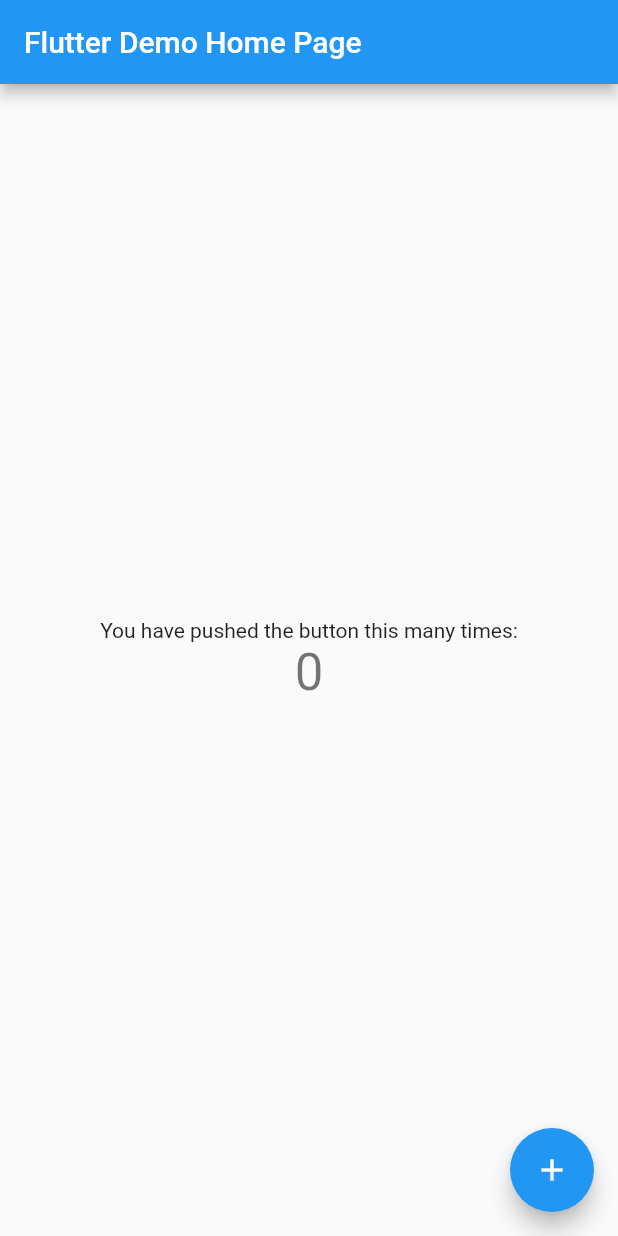
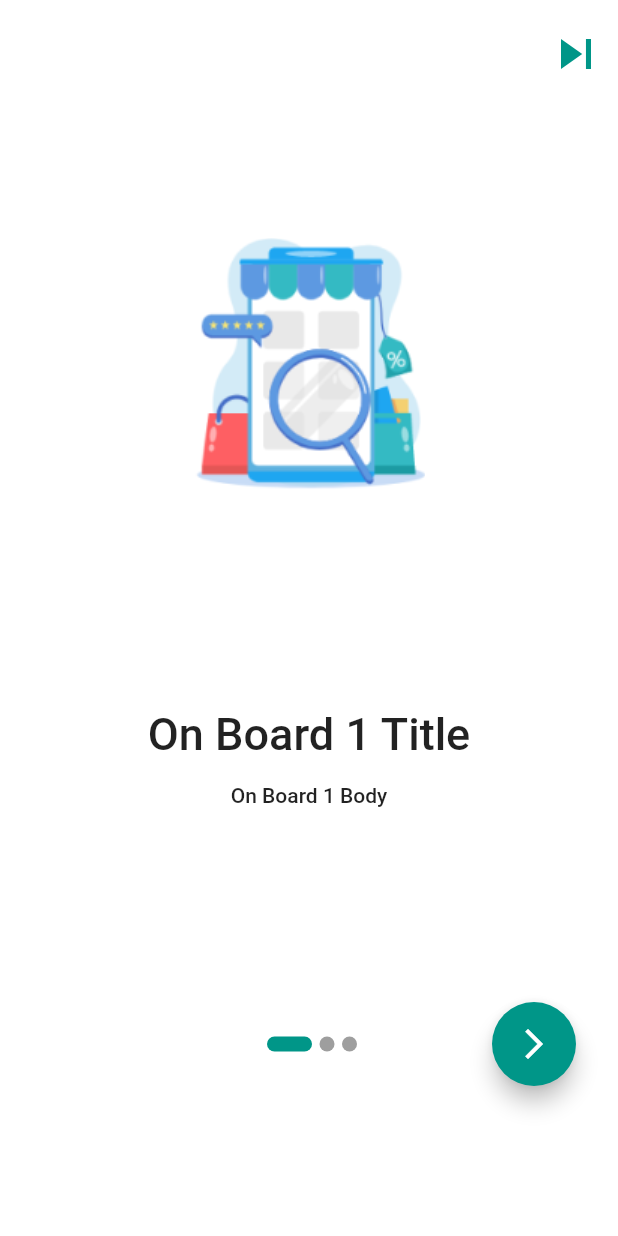
Before and after one commit to Hussein2077/Shop-App, a Flutter app: the screen it shows after launch, on a phone screen of 412 x 824 dp. Run offline on Flutter 3.47's test engine with Material 2 defaults, Android fonts, the phone set to English and light mode, and no system bars; drawn by our look-alikes of smooth_page_indicator.

Commit message:
Finish On Boarding Screen

```diff
--- /dev/null
+++ b/lib/constant/app_routes.dart
@@ -0,0 +1,6 @@
+import 'package:shop_app/view/onboarding_screen.dart';
+
+class AppRoutes{
+  static const loginPage='/login';
+static const onBoarding='/onBoarding';
+}
--- /dev/null
+++ b/lib/constant/colors.dart
@@ -0,0 +1,5 @@
+import 'package:flutter/material.dart';
+
+class AppColors{
+static  MaterialColor  teals=Colors.teal;
+}
--- a/lib/main.dart
+++ b/lib/main.dart
@@ -1,4 +1,6 @@
 import 'package:flutter/material.dart';
+import 'package:shop_app/routes.dart';
+import 'package:shop_app/view/onboarding_screen.dart';
 
 void main() {
   runApp(const MyApp());
@@ -7,109 +9,18 @@ void main() {
 class MyApp extends StatelessWidget {
   const MyApp({super.key});
 
-  // This widget is the root of your application.
   @override
   Widget build(BuildContext context) {
     return MaterialApp(
-      title: 'Flutter Demo',
+      title: 'Shop',
+      debugShowCheckedModeBanner: false,
       theme: ThemeData(
-        // This is the theme of your application.
-        //
-        // Try running your application with "flutter run". You'll see the
-        // application has a blue toolbar. Then, without quitting the app, try
-        // changing the primarySwatch below to Colors.green and then invoke
-        // "hot reload" (press "r" in the console where you ran "flutter run",
-        // or simply save your changes to "hot reload" in a Flutter IDE).
-        // Notice that the counter didn't reset back to zero; the application
-        // is not restarted.
-        primarySwatch: Colors.blue,
+scaffoldBackgroundColor: Colors.white,
+        primaryColor: Colors.pinkAccent,
+        primarySwatch: Colors.teal,
       ),
-      home: const MyHomePage(title: 'Flutter Demo Home Page'),
+      home:  const OnBoarding(),
+      routes: routes,
     );
   }
 }
-
-class MyHomePage extends StatefulWidget {
-  const MyHomePage({super.key, required this.title});
-
-  // This widget is the home page of your application. It is stateful, meaning
-  // that it has a State object (defined below) that contains fields that affect
-  // how it looks.
-
-  // This class is the configuration for the state. It holds the values (in this
-  // case the title) provided by the parent (in this case the App widget) and
-  // used by the build method of the State. Fields in a Widget subclass are
-  // always marked "final".
-
-  final String title;
-
-  @override
-  State<MyHomePage> createState() => _MyHomePageState();
-}
-
-class _MyHomePageState extends State<MyHomePage> {
-  int _counter = 0;
-
-  void _incrementCounter() {
-    setState(() {
-      // This call to setState tells the Flutter framework that something has
-      // changed in this State, which causes it to rerun the build method below
-      // so that the display can reflect the updated values. If we changed
-      // _counter without calling setState(), then the build method would not be
-      // called again, and so nothing would appear to happen.
-      _counter++;
-    });
-  }
-
-  @override
-  Widget build(BuildContext context) {
-    // This method is rerun every time setState is called, for instance as done
-    // by the _incrementCounter method above.
-    //
-    // The Flutter framework has been optimized to make rerunning build methods
-    // fast, so that you can just rebuild anything that needs updating rather
-    // than having to individually change instances of widgets.
-    return Scaffold(
-      appBar: AppBar(
-        // Here we take the value from the MyHomePage object that was created by
-        // the App.build method, and use it to set our appbar title.
-        title: Text(widget.title),
-      ),
-      body: Center(
-        // Center is a layout widget. It takes a single child and positions it
-        // in the middle of the parent.
-        child: Column(
-          // Column is also a layout widget. It takes a list of children and
-          // arranges them vertically. By default, it sizes itself to fit its
-          // children horizontally, and tries to be as tall as its parent.
-          //
-          // Invoke "debug painting" (press "p" in the console, choose the
-          // "Toggle Debug Paint" action from the Flutter Inspector in Android
-          // Studio, or the "Toggle Debug Paint" command in Visual Studio Code)
-          // to see the wireframe for each widget.
-          //
-          // Column has various properties to control how it sizes itself and
-          // how it positions its children. Here we use mainAxisAlignment to
-          // center the children vertically; the main axis here is the vertical
-          // axis because Columns are vertical (the cross axis would be
-          // horizontal).
-          mainAxisAlignment: MainAxisAlignment.center,
-          children: <Widget>[
-            const Text(
-              'You have pushed the button this many times:',
-            ),
-            Text(
-              '$_counter',
-              style: Theme.of(context).textTheme.headlineMedium,
-            ),
-          ],
-        ),
-      ),
-      floatingActionButton: FloatingActionButton(
-        onPressed: _incrementCounter,
-        tooltip: 'Increment',
-        child: const Icon(Icons.add),
-      ), // This trailing comma makes auto-formatting nicer for build methods.
-    );
-  }
-}
--- /dev/null
+++ b/lib/model/on_boardin_model.dart
@@ -0,0 +1,11 @@
+class BoardingModel {
+  final String image;
+  final String title;
+  final String body;
+
+  BoardingModel({
+    required this.title,
+    required this.image,
+    required this.body,
+  });
+}
--- /dev/null
+++ b/lib/routes.dart
@@ -0,0 +1,12 @@
+
+import 'package:flutter/material.dart';
+import 'package:shop_app/constant/app_routes.dart';
+import 'package:shop_app/view/auth/login.dart';
+import 'package:shop_app/view/onboarding_screen.dart';
+
+Map<String, Widget Function(BuildContext context)> routes={
+  AppRoutes.onBoarding: (context)=> const OnBoarding(),
+
+  AppRoutes.loginPage: (context)=> const LoginScreen(),
+
+};
--- /dev/null
+++ b/lib/view/auth/login.dart
@@ -0,0 +1,9 @@
+import 'package:flutter/material.dart';
+class LoginScreen extends StatelessWidget {
+  const LoginScreen({Key? key}) : super(key: key);
+
+  @override
+  Widget build(BuildContext context) {
+    return Text('Login');
+  }
+}
--- /dev/null
+++ b/lib/view/onboarding_screen.dart
@@ -0,0 +1,154 @@
+import 'package:flutter/material.dart';
+import 'package:shop_app/constant/app_routes.dart';
+import 'package:shop_app/constant/colors.dart';
+import 'package:shop_app/view/widgets/build_boarding_item.dart';
+import 'package:smooth_page_indicator/smooth_page_indicator.dart';
+
+import '../model/on_boardin_model.dart';
+
+class OnBoarding extends StatefulWidget {
+  const OnBoarding({Key? key}) : super(key: key);
+
+  @override
+  State<OnBoarding> createState() => _OnBoardingState();
+}
+
+class _OnBoardingState extends State<OnBoarding> {
+  PageController boardController = PageController();
+  List<BoardingModel> boarding = [
+    BoardingModel(
+      image: 'assets/images/onboardingone.png',
+      title: 'On Board 1 Title',
+      body: 'On Board 1 Body',
+    ),
+    BoardingModel(
+      image: 'assets/images/onboardingtwo.png',
+      title: 'On Board 2 Title',
+      body: 'On Board 2 Body',
+    ),
+    BoardingModel(
+      image: 'assets/images/onboardingthree.png',
+      title: 'On Board 3 Title',
+      body: 'On Board 3 Body',
+    ),
+  ];
+  bool last = false;
+
+  @override
+  Widget build(BuildContext context) {
+    return Scaffold(
+      appBar: AppBar(
+        backgroundColor: Colors.white,
+        elevation: 0,
+        actions: [
+          Padding(
+            padding: const EdgeInsets.all(8.0),
+            child: IconButton(icon: Icon(Icons.skip_next,
+            color: AppColors.teals,
+              size: 40,
+            ),onPressed: (){
+              Navigator.pushNamed(context, AppRoutes.loginPage);
+
+            },),
+          )
+
+        ],
+      ),
+      body: Column(
+        children: [
+          Expanded(
+            child: PageView.builder(
+                onPageChanged: (i) {
+                  if (i == boarding.length - 1) {
+                    setState(() {
+                      last = true;
+                    });
+                  } else {
+                    setState(() {
+                      last = false;
+                    });
+                  }
+                },
+                controller: boardController,
+                physics: const BouncingScrollPhysics(),
+                itemCount: boarding.length,
+                itemBuilder: (context, i) {
+                  return buildBoardingItem(boarding[i], context);
+                }),
+          ),
+          Padding(
+            padding: const EdgeInsets.only(
+              bottom: 100,
+            ),
+            child: Row(
+              mainAxisAlignment: MainAxisAlignment.center,
+              children: [
+                Padding(
+                  padding: const EdgeInsets.only(left: 150),
+                  child: SmoothPageIndicator(
+                    controller: boardController,
+                    count: boarding.length,
+                    effect:   ExpandingDotsEffect(
+                      dotColor: Colors.grey,
+                      dotHeight: 10,
+                      activeDotColor: AppColors.teals,
+                      expansionFactor: 3,
+                      dotWidth: 10,
+                      spacing: 5.0,
+                    ),
+                  ),
+                ),
+                const SizedBox(
+                  width: 90,
+                ),
+                FloatingActionButton(
+                  onPressed: () {
+                    if (last) {
+                      Navigator.pushNamed(context, AppRoutes.loginPage);
+                    }
+                    boardController.nextPage(
+                        duration: const Duration(milliseconds: 700),
+                        curve: Curves.fastLinearToSlowEaseIn);
+                  },
+                  child: const Icon(Icons.arrow_forward_ios),
+                )
+              ],
+            ),
+          ),
+        ],
+      ),
+    );
+  }
+}
+// Column(
+// children: [
+// Center(
+// child: Image.asset(
+// 'assets/images/onboardingone.png',
+// scale: .6,
+// )),
+// const SizedBox(
+// height: 25,
+// ),
+// Text(
+// 'Find your favorite product',
+// style: Theme.of(context).textTheme.headlineSmall,
+// ),
+// const SizedBox(
+// height: 25,
+// ),
+// Text(
+// 'Find your favorite product',
+// style: Theme.of(context)
+// .textTheme
+//     .bodyLarge!
+// .copyWith(color: Colors.black54),
+// ),  const SizedBox(
+// height: 50,
+// ),
+// SmoothPageIndicator(
+// controller: boardController,
+// count: 3,
+// ),
+// ],
+// )
--- /dev/null
+++ b/lib/view/widgets/build_boarding_item.dart
@@ -0,0 +1,37 @@
+import 'package:flutter/material.dart';
+
+import '../../model/on_boardin_model.dart';
+Widget buildBoardingItem(BoardingModel model,BuildContext context) =>
+    Padding(
+      padding: const EdgeInsets.only(bottom: 100),
+      child: Column(
+  children: [
+      Expanded(
+        child: Image(
+          image: AssetImage(model.image,),
+          width: 300,
+          height: 300,
+        ),
+      ),
+      const SizedBox(
+        height: 30.0,
+      ),
+      Text(
+        model.title,
+        style:Theme.of(context).textTheme.labelLarge!.copyWith(
+          fontSize: 30,
+        )
+      ),
+      const SizedBox(
+        height: 15.0,
+      ),
+      Text(
+        model.body,
+          style:Theme.of(context).textTheme.bodyLarge
+      ),
+      const SizedBox(
+        height: 30.0,
+      ),
+  ],
+),
+    );
```
Also changed, not shown: pubspec.yaml (+3 -4 lines), assets/images/onboardingone.png (added), assets/images/onboardingthree.png (added), assets/images/onboardingtwo.png (added), pubspec.lock.
